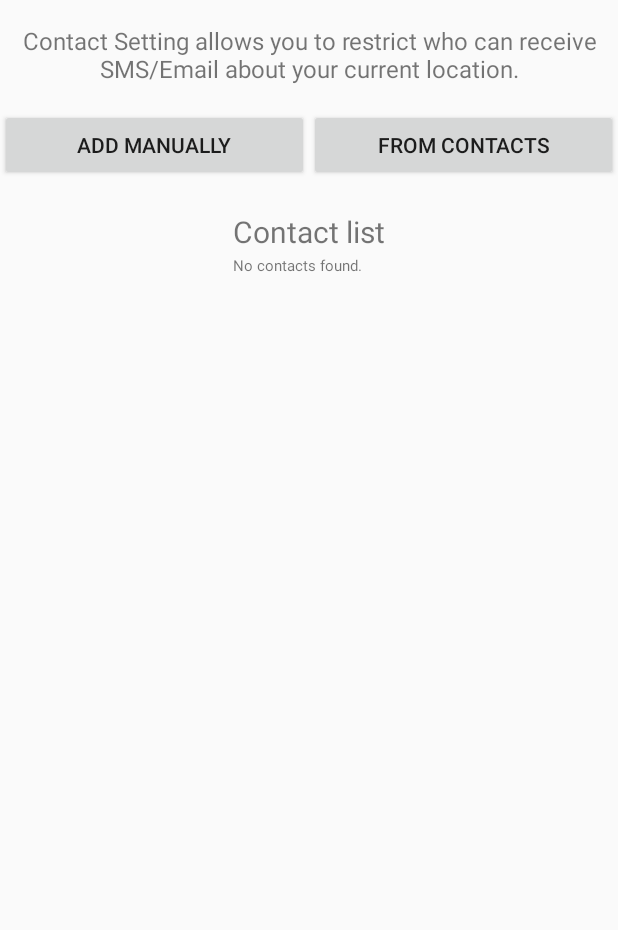
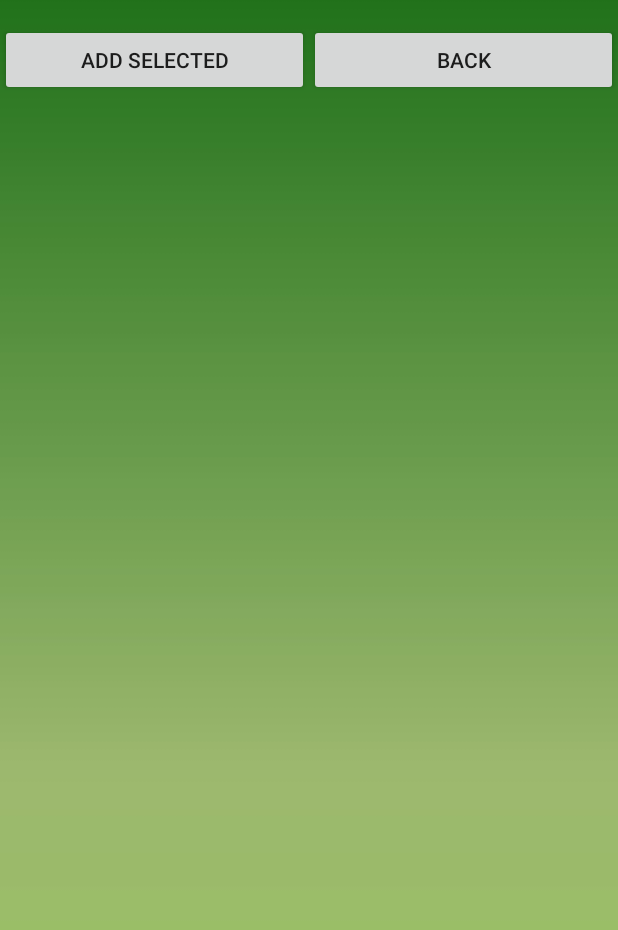
Before and after one commit to thytran142/IS3261, an Android app: the ContactSetting screen opened directly, with no data from a screen before it, after a tap on "FROM CONTACTS", on a phone screen of 412 x 824 dp. Shown: the top 930 px of the screen. Run offline under Robolectric (Android 15) with nearby library versions, the phone set to English and light mode, and no system bars; 1 statement that could not run was skipped.

Commit message:
select from local contact successful

```diff
--- a/app/src/main/AndroidManifest.xml
+++ b/app/src/main/AndroidManifest.xml
@@ -35,6 +35,11 @@
 
                 <category android:name="android.intent.category.LAUNCHER" />
             </intent-filter>
+
+            <meta-data
+                android:name="android.support.PARENT_ACTIVITY"
+                android:value="com.example.tranthy.project.MainActivity" />
+
         </activity>
         <!--I declare Contact Setting activity here-->
         <activity
--- a/app/src/main/java/com/example/tranthy/project/ContactSetting.java
+++ b/app/src/main/java/com/example/tranthy/project/ContactSetting.java
@@ -6,6 +6,7 @@ import android.database.Cursor;
 import android.os.Bundle;
 import android.app.ActionBar;
 import android.provider.ContactsContract;
+import android.support.v7.app.ActionBarActivity;
 import android.view.LayoutInflater;
 import android.view.Menu;
 import android.view.MenuInflater;
@@ -17,6 +18,7 @@ import com.example.tranthy.project.AddManuallyContact.AddManuallyContactInterfac
 import android.view.View;
 import android.widget.ArrayAdapter;
 import android.widget.ListView;
+import android.widget.RelativeLayout;
 import android.widget.Toast;
 
 import java.util.ArrayList;
@@ -26,13 +28,26 @@ public class ContactSetting extends FragmentActivity
         implements AddManuallyContactInterface
 {
 
-    ArrayList<contactInfo> contactInfoArrayList = new ArrayList<contactInfo>();
-    contactInfo conInfo;
+
+    ArrayList<String> stringList = new ArrayList<String>();
+    RelativeLayout mainContact;
+    RelativeLayout subContact;
+    ListView contactList;
+    ArrayAdapter adapter;
     @Override
     protected void onCreate(Bundle savedInstanceState){
         super.onCreate(savedInstanceState);
+
         setContentView(R.layout.contact_setting);
+        //populate the arraylist
         getContacts();
+        contactList = (ListView) findViewById(R.id.contactslist);
+        adapter = new ArrayAdapter(this, android.R.layout.simple_selectable_list_item, stringList);
+        contactList.setAdapter(adapter);
+        //disable the subcontact view
+        mainContact = (RelativeLayout)findViewById(R.id.mainContact);
+        subContact = (RelativeLayout)findViewById(R.id.subContact);
+        subContact.setVisibility(View.GONE);
 
     }
     public void showAddManuallyDialog(View view){
@@ -93,8 +108,9 @@ public class ContactSetting extends FragmentActivity
                         String number = pCur.getString(pCur.getColumnIndex(ContactsContract.CommonDataKinds.Phone.NUMBER));
                         //testing toast message
                         //Toast.makeText(this,"ID : "+id+ ", NAME : "+name+ ", NUMBER : "+number ,Toast.LENGTH_SHORT).show();
-                        conInfo = new contactInfo(id, name, number);
-                        contactInfoArrayList.add(conInfo);
+
+                        String mergeInfo = name.toUpperCase() + " : "+ number;
+                        stringList.add(mergeInfo);
                     }
                     pCur.close();
                 }
@@ -106,30 +122,18 @@ public class ContactSetting extends FragmentActivity
 
 
     }
-    //this should inflate selectable listview when click
-    public void showListSize(View view){
-        //confirm that the arraylist is populated with the contact info
-        Toast.makeText(this,"Total number of contacts - " + contactInfoArrayList.size(),Toast.LENGTH_SHORT).show();
-        //unable to inflate the listview for now
-        //ArrayAdapter adapter = new ArrayAdapter(this, android.R.layout.simple_selectable_list_item, contactInfoArrayList);
-        //ListView contactList = (ListView) findViewById(R.id.contactslist);
-        //contactList.setAdapter(adapter);
+    //switch between view
+    public void showSubContact(View view){
 
-        //LayoutInflater inflater = LayoutInflater.from(getApplicationContext());
-        //inflater.inflate(R.layout.contacts_list_view, null);
+        mainContact.setVisibility(View.GONE);
+        subContact.setVisibility(View.VISIBLE);
+    }
 
+    public void showMainContact(View view){
+        subContact.setVisibility(View.GONE);
+        mainContact.setVisibility(View.VISIBLE);
 
     }
 
-    public class contactInfo {
-        public String id;
-        public String name;
-        public String number;
 
-        public contactInfo(String id, String name, String hometown) {
-            this.name = name;
-            this.number = hometown;
-            this.id = id;
-        }
-    }
 }
--- a/app/src/main/java/com/example/tranthy/project/MainActivity.java
+++ b/app/src/main/java/com/example/tranthy/project/MainActivity.java
@@ -1,8 +1,10 @@
 package com.example.tranthy.project;
+
 
 import android.app.Activity;
 import android.content.Intent;
 import android.os.Bundle;
+import android.support.v7.app.ActionBar;
 import android.view.Menu;
 import android.view.MenuItem;
 import android.content.DialogInterface;
@@ -48,6 +50,8 @@ public class MainActivity extends Activity {
     protected void onCreate(Bundle savedInstanceState) {
         super.onCreate(savedInstanceState);
         setContentView(R.layout.activity_main);
+
+
     }
     @Override
     public boolean onCreateOptionsMenu(Menu menu) {
--- a/app/src/main/res/layout/contact_setting.xml
+++ b/app/src/main/res/layout/contact_setting.xml
@@ -1,7 +1,14 @@
 <?xml version="1.0" encoding="utf-8"?>
 <RelativeLayout xmlns:android="http://schemas.android.com/apk/res/android"
     android:layout_width="match_parent"
-    android:layout_height="match_parent">
+    android:layout_height="match_parent"
+    android:background="@drawable/splash">
+
+    <RelativeLayout
+        android:id="@+id/mainContact"
+        android:layout_width="match_parent"
+        android:layout_height="match_parent"
+        android:orientation="vertical" >
     <LinearLayout
         android:id="@+id/linearLayoutContact1"
         android:layout_width="match_parent"
@@ -39,7 +46,7 @@
             android:layout_height="wrap_content"
             android:layout_weight=".5"
             android:text="@string/from_contact"
-            android:onClick="showListSize"/>
+            android:onClick="showSubContact"/>
         </LinearLayout>
     <TableLayout
         android:layout_width="match_parent"
@@ -72,5 +79,48 @@
 
         </TableRow>
         </TableLayout>
+    </RelativeLayout>
+
+    <RelativeLayout xmlns:android="http://schemas.android.com/apk/res/android"
+        android:id="@+id/subContact"
+        android:layout_width="match_parent"
+        android:layout_height="match_parent"
+        android:orientation="vertical" >
+
+
+
+        <LinearLayout
+            android:id="@+id/subButton"
+            android:layout_width="match_parent"
+            android:layout_height="wrap_content"
+            android:layout_alignParentLeft="true"
+            android:paddingTop="@dimen/activity_vertical_margin">
+
+        <Button
+            android:id="@+id/addSelected"
+            android:layout_width="0dp"
+            android:layout_height="wrap_content"
+            android:layout_weight=".5"
+            android:text="@string/add_selected"
+            android:onClick="Add Contact"/>
+        <Button
+            android:id="@+id/backMain"
+            android:layout_width="0dp"
+            android:layout_height="wrap_content"
+            android:layout_weight=".5"
+            android:text="@string/backToMain"
+            android:onClick="showMainContact"/>
+        </LinearLayout>
+
+        <ListView
+            android:id="@+id/contactslist"
+            android:layout_height="wrap_content"
+            android:layout_width="match_parent"
+            android:layout_below="@id/subButton">
+        </ListView>
+
+
+    </RelativeLayout>
+
 
 </RelativeLayout>
--- a/app/src/main/res/layout/contacts_list_view.xml
+++ /dev/null
@@ -1,12 +0,0 @@
-<FrameLayout xmlns:android="http://schemas.android.com/apk/res/android"
-    android:layout_width="match_parent"
-    android:layout_height="match_parent"
-    android:orientation="vertical" >
-
-    <ListView
-        android:id="@+id/contactslist"
-        android:layout_height="wrap_content"
-        android:layout_width="match_parent">
-    </ListView>
-
-</FrameLayout>
--- a/app/src/main/res/menu/contact_setting_actions.xml
+++ b/app/src/main/res/menu/contact_setting_actions.xml
@@ -1,8 +1,5 @@
 <menu xmlns:android="http://schemas.android.com/apk/res/android"
     xmlns:tools="http://schemas.android.com/tools"
     tools:context="com.example.tranthy.project.FrontActivity" >
-    <item android:id="@+id/action_settings"
-        android:title="@string/action_settings"
-        android:orderInCategory="100"
-        android:showAsAction="never" />
+
 </menu>
--- a/app/src/main/res/menu/main.xml
+++ b/app/src/main/res/menu/main.xml
@@ -1,8 +1,5 @@
 <menu xmlns:android="http://schemas.android.com/apk/res/android"
     xmlns:tools="http://schemas.android.com/tools"
     tools:context=".MainActivity" >
-    <item android:id="@+id/action_settings"
-        android:title="@string/action_settings"
-        android:orderInCategory="100"
-        android:showAsAction="never" />
+
 </menu>
--- a/app/src/main/res/values/strings.xml
+++ b/app/src/main/res/values/strings.xml
@@ -21,4 +21,6 @@
     <string name="add_manually_instruction">Enter a name,number and email to add to the list.</string>
     <string name="contact_title">Contact list</string>
     <string name="no_contact">No contacts found.</string>
+    <string name="backToMain">Back</string>
+    <string name="add_selected">Add Selected</string>
 </resources>
```
